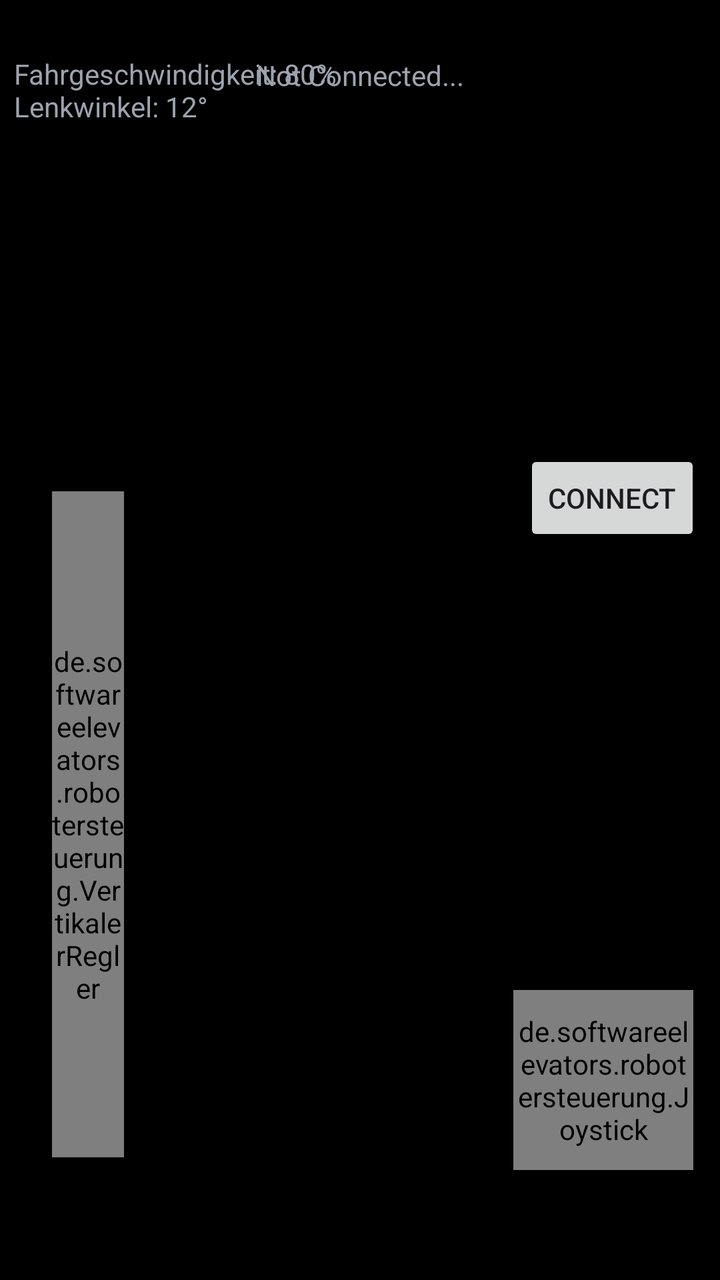
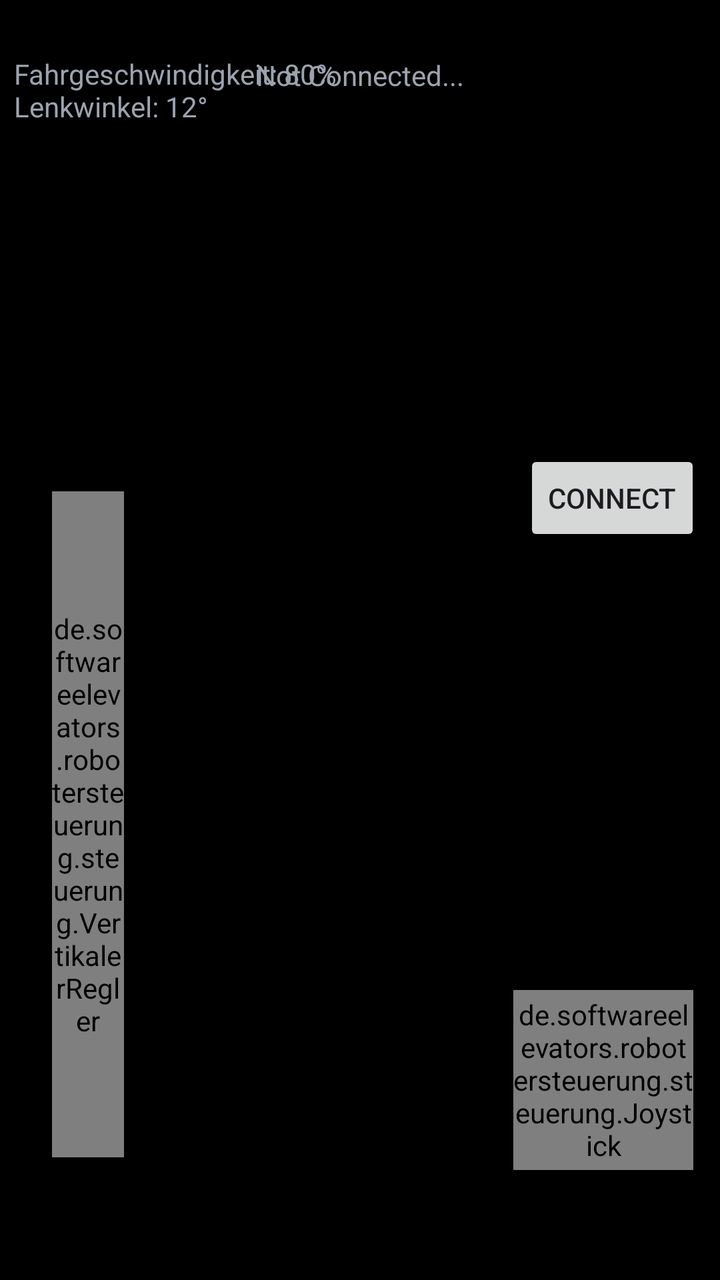

Compare the two renders of this Android layout. The source of the first and the diff that turns it into the second are given below.
<!-- AndroidManifest.xml: application theme Theme.Robotersteuerung -->
<!-- res/layout/activity_main.xml -->
<?xml version="1.0" encoding="utf-8"?>
<androidx.constraintlayout.widget.ConstraintLayout
		xmlns:android="http://schemas.android.com/apk/res/android"
		xmlns:tools="http://schemas.android.com/tools"
		xmlns:app="http://schemas.android.com/apk/res-auto"
		android:id="@+id/connection_info"
		android:layout_width="match_parent"
		android:layout_height="match_parent"
		tools:context=".MainActivity"
		android:background="#000000"
>

	<TextView
			android:text="Not Connected..."
			android:layout_width="wrap_content"
			android:layout_height="wrap_content"
			android:textColor="@color/grau"
			android:id="@+id/verbindungsstatus"
			app:layout_constraintBottom_toBottomOf="parent"
			android:gravity="center_horizontal"
			app:layout_constraintTop_toTopOf="parent" app:layout_constraintEnd_toEndOf="parent"
			app:layout_constraintStart_toStartOf="parent"
			app:layout_constraintHorizontal_bias="0.5"
			app:layout_constraintVertical_bias="0.045"
	/>


	<de.softwareelevators.robotersteuerung.Joystick
			android:id="@+id/joystick"
			android:layout_width="0dp"
			android:layout_height="0dp"

			app:layout_constraintTop_toTopOf="parent"
			app:layout_constraintStart_toStartOf="parent"
			app:layout_constraintBottom_toBottomOf="parent"
			app:layout_constraintEnd_toEndOf="parent"

			app:layout_constraintWidth_percent="0.25"
			app:layout_constraintDimensionRatio="1:1"

			app:layout_constraintHorizontal_bias="0.95"
			app:layout_constraintVertical_bias="0.90"
	/>

	<de.softwareelevators.robotersteuerung.VertikalerRegler
			android:id="@+id/vertikaler_regler"
			android:layout_width="0dp"
			android:layout_height="0dp"

			app:layout_constraintTop_toTopOf="parent"
			app:layout_constraintBottom_toBottomOf="parent"
			app:layout_constraintStart_toStartOf="parent"
			app:layout_constraintEnd_toEndOf="parent"

			app:layout_constraintWidth_percent="0.10"
			app:layout_constraintHeight_percent="0.52"

			app:layout_constraintHorizontal_bias="0.08"
			app:layout_constraintVertical_bias="0.8"
	/>

	<Button
			android:text="Connect"
			android:id="@+id/connect_button"
			android:layout_width="wrap_content"
			android:layout_height="wrap_content"

			app:layout_constraintBottom_toBottomOf="parent"
			app:layout_constraintTop_toTopOf="parent"
			app:layout_constraintEnd_toEndOf="parent"
			app:layout_constraintStart_toStartOf="parent"

			app:layout_constraintHorizontal_bias="0.965"
			app:layout_constraintVertical_bias="0.38"/>

	<TextView
			android:text="Fahrgeschwindigkeit: 80%\nLenkwinkel: 12°"
			android:layout_width="wrap_content"
			android:layout_height="wrap_content"
			android:textColor="@color/grau"
			android:id="@+id/controll_info"
			app:layout_constraintTop_toTopOf="parent"
			app:layout_constraintStart_toStartOf="parent"
			app:layout_constraintBottom_toBottomOf="parent"
			app:layout_constraintEnd_toEndOf="parent"
			app:layout_constraintHorizontal_bias="0.035"
			app:layout_constraintVertical_bias="0.045"/>

</androidx.constraintlayout.widget.ConstraintLayout>
<!-- resources referenced by this layout -->
<resources>
  <color name="grau">#9CA3AF</color>
  <style name="Theme.Robotersteuerung" parent="Base.Theme.Robotersteuerung" />
  <style name="Base.Theme.Robotersteuerung" parent="Theme.Material3.DayNight.NoActionBar">
  		
  		
  	</style>
</resources>

<!-- the commit's change to res/layout/activity_main.xml (unified diff, before → after) -->
@@ -25,7 +25,7 @@
 	/>
 
 
-	<de.softwareelevators.robotersteuerung.Joystick
+	<de.softwareelevators.robotersteuerung.steuerung.Joystick
 			android:id="@+id/joystick"
 			android:layout_width="0dp"
 			android:layout_height="0dp"
@@ -42,8 +42,8 @@
 			app:layout_constraintVertical_bias="0.90"
 	/>
 
-	<de.softwareelevators.robotersteuerung.VertikalerRegler
-			android:id="@+id/vertikaler_regler"
+	<de.softwareelevators.robotersteuerung.steuerung.VertikalerRegler
+			android:id="@+id/ges_regler"
 			android:layout_width="0dp"
 			android:layout_height="0dp"
 
